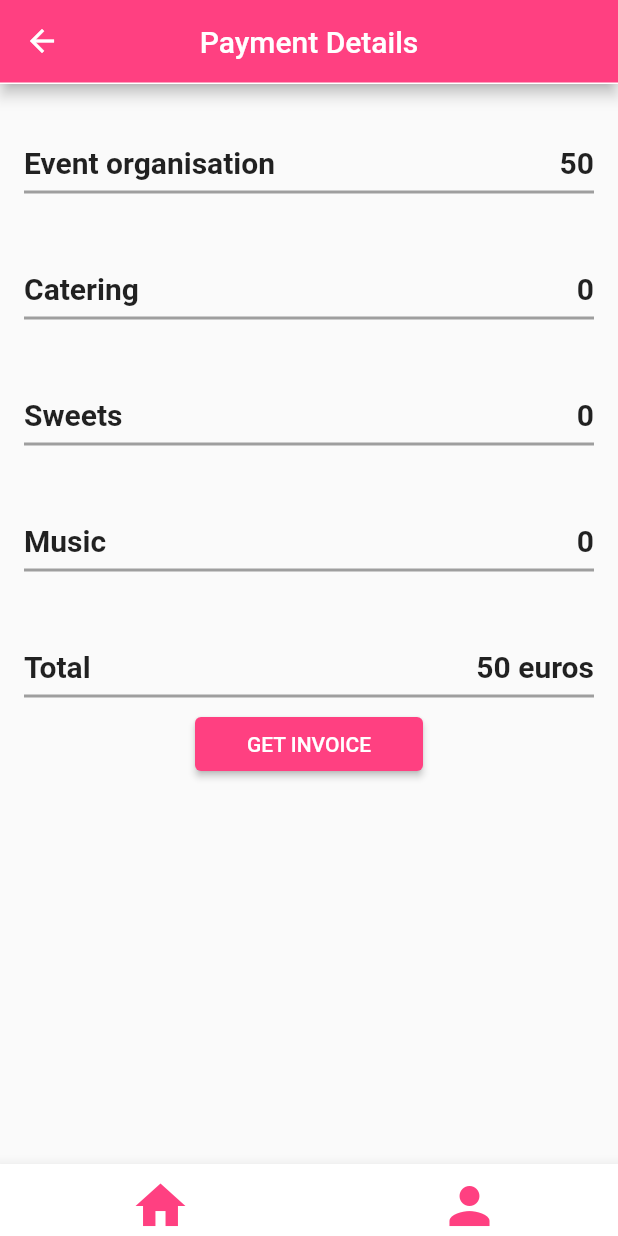
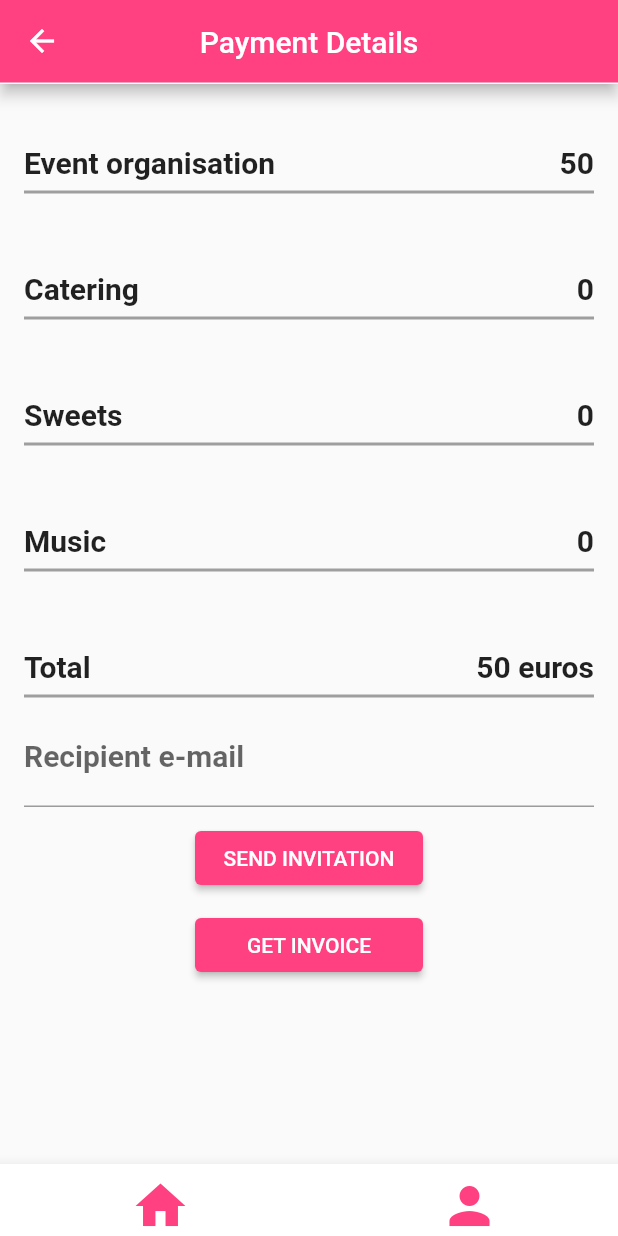
Before and after one commit to pecalevskastefani/event_planner, a Flutter app: the PaymentDetailsPage screen opened by its route, on a phone screen of 412 x 824 dp. Run offline on Flutter 3.47's test engine with Material 2 defaults, Android fonts, the phone set to English and light mode, and no system bars; our stand-ins replace cloud_firestore, file_picker, firebase_auth, firebase_core, google_sign_in; accounts and stored records are empty; network calls fail.

```diff
--- a/lib/screens/createEvent/create_event.dart
+++ b/lib/screens/createEvent/create_event.dart
@@ -11,6 +11,7 @@ import '../../utils/create_event_utils.dart';
 import '../../customViews/CustomInputField.dart';
 import '../paymentDetails/payment_details.dart';
 import 'package:intl/intl.dart';
+
 
 class CreateEventPage extends StatefulWidget {
   @override
@@ -142,7 +143,6 @@ class _CreateEventPageState extends State<CreateEventPage> {
                 ),
               ),
               SizedBox(height: 10.0),
-              CustomInputField(title: 'Invite friends', placeholder: "Select contacts"),
               Text(
                 'Whant to see what we offer more?',
                 style: TextStyle(
--- a/lib/screens/paymentDetails/payment_details.dart
+++ b/lib/screens/paymentDetails/payment_details.dart
@@ -7,6 +7,8 @@ import '/../customViews/CustomPrimaryButton.dart';
 import '../authentication/services/auth_service.dart';
 import '../authentication/services/auth_google_service.dart';
 import '/../services/event_service.dart';
+import 'package:url_launcher/url_launcher.dart';
+
 class PaymentDetailsPage extends StatefulWidget {
   final Event eventDetails;
   final  Map<String, dynamic> selectedDetails;
@@ -19,10 +21,10 @@ class PaymentDetailsPage extends StatefulWidget {
     'selectedMusic': '0'};
   @override
   _PaymentDetailsPageState createState() => _PaymentDetailsPageState();
-
 }
 
 class _PaymentDetailsPageState extends State<PaymentDetailsPage> {
+  late TextEditingController emailController;
   int sum = 50;
   bool isTextVisible = false;
   final eventService = EventService();
@@ -37,45 +39,39 @@ class _PaymentDetailsPageState extends State<PaymentDetailsPage> {
   @override
   void initState() {
     super.initState();
+    emailController = TextEditingController();
     catering = widget.selectedDetails['selectedCatering'];
     sweets = widget.selectedDetails['selectedSweets'];
     music = widget.selectedDetails['selectedMusic'];
     getTotalSum();
   }
-/*
-  TextEditingController emailController = TextEditingController();
-  void sendEmail() async {
-    final String apiKey = 'af778b4b-ee14b6de';
-    final String domain = 'sandboxd3ef07a0e1b747af9c2a8e5f1b313fa5.mailgun.org';
-    final String recipientEmail = emailController.text.trim();
-    final String senderEmail = 'ana.pejovska@students.finki.ukim.mk';
 
-    final Uri uri = Uri.parse('https://api.mailgun.net/v3/$domain/messages');
+  void sendEmail(String recipientEmail, Event event) async {
+    final Uri params = Uri(
+      scheme: 'mailto',
+      path: recipientEmail,
+      query: 'subject=Invitation%20for%20my%20event!!&body=Event Name: '+event.eventName+
+          '\n Event Type: '+ event.eventType +
+          '\n Event Date: '+ event.eventDate +
+          '\n Event Time: '+ event.eventTime +
+          '\n Event Location: '+ event.address
+    );
 
-    final String username = 'api';
-    final String password = apiKey;
-    final String basicAuth = 'Basic ' + base64Encode(utf8.encode('$username:$password'));
+    final String url = params.toString();
 
-    final Map<String, String> headers = {
-      'Authorization': basicAuth,
-    };
-
-    final Map<String, dynamic> data = {
-      'from': senderEmail,
-      'to': recipientEmail,
-      'subject': 'Hello from EventApp',
-      'text': 'This is an automated email sent from EventApp.',
-    };
-
-    final response = await http.post(uri, headers: headers, body: data);
-
-    if (response.statusCode == 200) {
-      print('Email sent successfully');
+    if (await canLaunch(url)) {
+      await launch(url);
     } else {
-      print('Error occurred while sending email. Status code: ${response.statusCode}');
+      throw 'Could not launch $url';
     }
   }
-*/
+
+  @override
+  void dispose() {
+    emailController.dispose();
+    super.dispose();
+  }
+
 
   @override
   Widget build(BuildContext context) {
@@ -163,7 +159,6 @@ class _PaymentDetailsPageState extends State<PaymentDetailsPage> {
                                     children: [
                                       Builder(
                                         builder: (context){
-                                          //updateSum(30); tuka nikako nejke da proraboti
                                           return Text(
                                             catering != '0' ? catering : '0',
                                             style: TextStyle(
@@ -318,6 +313,24 @@ class _PaymentDetailsPageState extends State<PaymentDetailsPage> {
               ),
               CustomDivider(color: Colors.grey, thickness: 2,),
 
+              TextField(
+                style: TextStyle(
+                    fontSize: 20.0,
+                    fontWeight: FontWeight.bold
+                ),
+                controller: emailController,
+                decoration: InputDecoration(
+                  labelText: 'Recipient e-mail',
+                ),
+              ),
+              SizedBox(height: 10.0),
+              CustomButton(
+                  text: 'SEND INVITATION',
+                  onPressed: () {
+                    sendEmail(emailController.text.trim(), widget.eventDetails);
+                },
+              ),
+              SizedBox(height: 10.0),
               CustomButton(
                 text: 'GET INVOICE',
                 onPressed: () {
```
